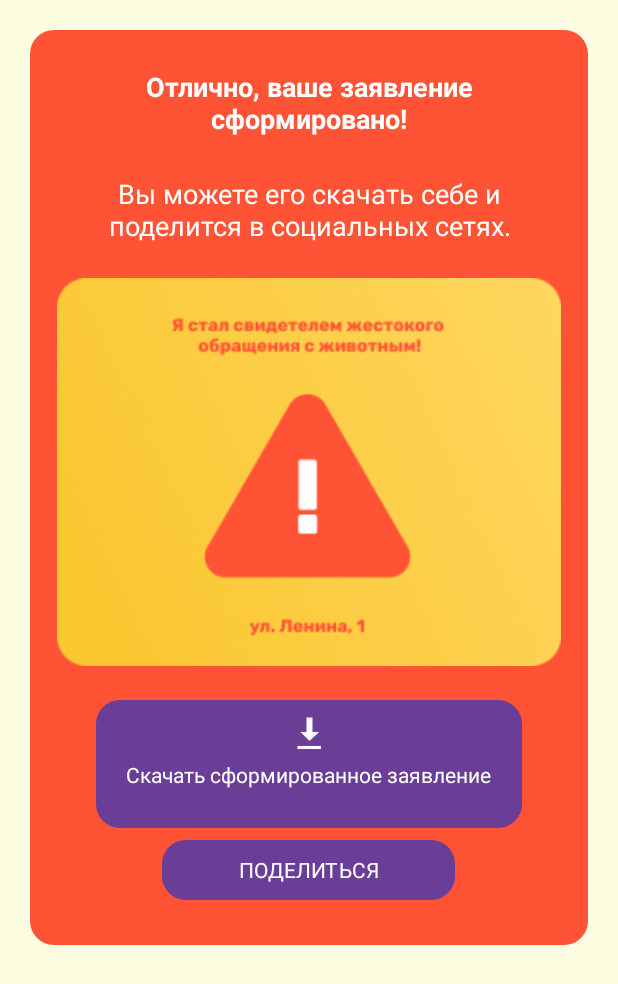
After one commit to xlit97/Hackathon, an Android app: the layout appeal_created_layout.xml on its own in the app's theme, with its tools: preview values and no code run, on a phone screen of 412 x 824 dp. The commit adds this screen. Shown: the top 984 px of the screen. Run offline under Robolectric (Android 15) with nearby library versions, the light colour scheme and no system bars.

Commit message:
Закончил Flow заявления, добавил кучу всего

```diff
--- a/app/build.gradle
+++ b/app/build.gradle
@@ -67,7 +67,6 @@ dependencies {
     implementation "androidx.navigation:navigation-fragment-ktx:$nav_version"
     implementation "androidx.navigation:navigation-ui-ktx:$nav_version"
 
-
     // Tests
     testImplementation 'junit:junit:4.12'
     androidTestImplementation 'androidx.test.ext:junit:1.1.2'
--- a/app/src/main/java/com/futureyakutia/hackathon/di/AppModule.kt
+++ b/app/src/main/java/com/futureyakutia/hackathon/di/AppModule.kt
@@ -1,5 +1,6 @@
 package com.futureyakutia.hackathon.di
 
+import android.content.Context
 import com.futureyakutia.hackathon.appeal.Appeal
 import dagger.Module
 import dagger.Provides
--- /dev/null
+++ b/app/src/main/res/drawable/rectangle_rounded.xml
@@ -0,0 +1,6 @@
+<?xml version="1.0" encoding="utf-8"?>
+<shape xmlns:android="http://schemas.android.com/apk/res/android"
+    android:shape="rectangle">
+    <solid android:color="@color/white" />
+    <corners android:radius="16dp" />
+</shape>
--- /dev/null
+++ b/app/src/main/res/layout/appeal_created_layout.xml
@@ -0,0 +1,79 @@
+<?xml version="1.0" encoding="utf-8"?>
+<FrameLayout
+    xmlns:android="http://schemas.android.com/apk/res/android"
+    android:layout_width="match_parent"
+    android:layout_height="match_parent"
+    android:padding="20dp"
+    android:background="@color/lightYellowBackground"
+    >
+    <LinearLayout
+        android:layout_width="match_parent"
+        android:layout_height="wrap_content"
+        android:orientation="vertical"
+        android:background="@drawable/rectangle_rounded"
+        android:backgroundTint="@color/red">
+
+        <TextView
+            android:layout_width="match_parent"
+            android:layout_height="wrap_content"
+            android:layout_marginHorizontal="48dp"
+            android:layout_marginTop="25dp"
+            android:gravity="center"
+            android:textStyle="bold"
+            android:textSize="18sp"
+            android:textColor="@color/white"
+            android:text="Отлично, ваше заявление сформировано!"/>
+        <TextView
+            android:layout_width="match_parent"
+            android:layout_height="wrap_content"
+            android:layout_marginTop="25dp"
+            android:layout_marginHorizontal="48dp"
+            android:gravity="center"
+            android:textSize="18sp"
+
+            android:textColor="@color/white"
+            android:text="Вы можете его скачать себе и поделится в социальных сетях."/>
+        <ImageView
+            android:layout_width="wrap_content"
+            android:layout_height="wrap_content"
+            android:layout_marginHorizontal="18dp"
+            android:layout_marginVertical="20dp"
+            android:src="@drawable/share_image"/>
+
+        <LinearLayout
+            android:id="@+id/appeal_created_layout_linearlayout_button_download"
+            android:layout_width="match_parent"
+            android:layout_height="85dp"
+            android:layout_marginHorizontal="44dp"
+            android:orientation="vertical"
+            android:gravity="center_horizontal"
+            android:background="@drawable/rectangle_rounded"
+            android:backgroundTint="@color/purple">
+            <ImageView
+                android:layout_width="wrap_content"
+                android:layout_height="wrap_content"
+                android:src="@android:drawable/stat_sys_download"
+                android:layout_marginTop="10dp"/>
+            <TextView
+                android:layout_width="wrap_content"
+                android:layout_height="wrap_content"
+                android:layout_marginTop="6dp"
+                android:textColor="@color/white"
+                android:text="Скачать сформированное заявление"/>
+        </LinearLayout>
+
+        <TextView
+            android:id="@+id/appeal_created_layout_textview_button_share"
+            android:layout_width="195dp"
+            android:layout_height="40dp"
+            android:layout_gravity="center_horizontal"
+            android:gravity="center"
+            android:background="@drawable/rectangle_rounded"
+            android:backgroundTint="@color/purple"
+            android:layout_marginTop="8dp"
+            android:layout_marginBottom="30dp"
+            android:textColor="@color/white"
+            android:text="ПОДЕЛИТЬСЯ"/>
+    </LinearLayout>
+
+</FrameLayout>
--- a/app/src/main/res/values/colors.xml
+++ b/app/src/main/res/values/colors.xml
@@ -3,6 +3,7 @@
     <color name="colorPrimary">#6200EE</color>
     <color name="colorPrimaryDark">#3700B3</color>
     <color name="colorAccent">#03DAC5</color>
+    <color name="white">#FFFFFF</color>
     <color name="purple">#6A3D96</color>
     <color name="yellow">#FAC731</color>
     <color name="red">#FF5336</color>
```
Also changed, not shown: app/src/main/java/com/futureyakutia/hackathon/appeal/generator/AppealGenerator.kt (+11 -11 lines), app/src/main/java/com/futureyakutia/hackathon/di/AppealGeneratorModule.kt (added, +18 -0 lines), app/src/main/java/com/futureyakutia/hackathon/ui/AppealGeneratedFragment.kt (+39 -0 lines), app/src/main/java/com/futureyakutia/hackathon/ui/HelpFragment.kt (+7 -2 lines), app/src/main/res/navigation/nav_graph.xml (+16 -6 lines), app/src/main/res/drawable/share_image.png (added).
